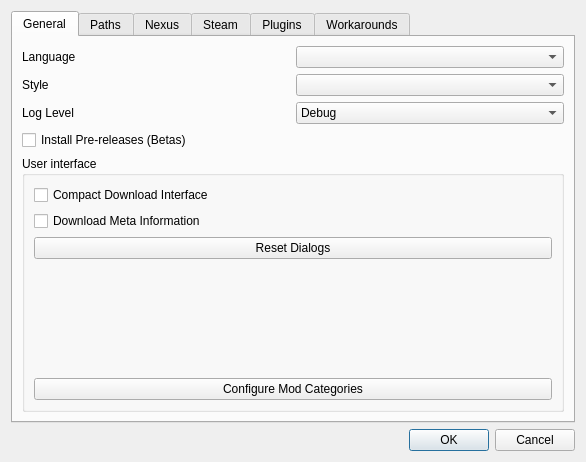
Qt form modorganizer/src/settingsdialog.ui (Holt59/mo2-merge) before a commit.
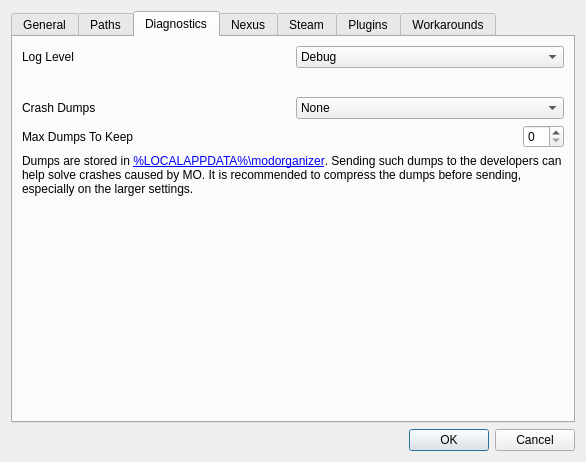
The same form after that commit. The open tabs and pages were chosen to show the change. Icons and pictures are not drawn.

Commit message: [modorganizer] new diagnostics settings dialog tab

Patch:
```diff
--- a/modorganizer/src/settingsdialog.ui
+++ b/modorganizer/src/settingsdialog.ui
@@ -70,48 +70,6 @@
          </item>
         </layout>
        </item>
-       <item>
-        <layout class="QHBoxLayout" name="horizontalLayout_6">
-         <item>
-          <widget class="QLabel" name="label_12">
-           <property name="text">
-            <string>Log Level</string>
-           </property>
-          </widget>
-         </item>
-         <item>
-          <widget class="QComboBox" name="logLevelBox">
-           <property name="toolTip">
-            <string>Decides the amount of data printed to &quot;ModOrganizer.log&quot;</string>
-           </property>
-           <property name="whatsThis">
-            <string>Decides the amount of data printed to &quot;ModOrganizer.log&quot;.
-&quot;Debug&quot; produces very useful information for finding problems. There is usually no noteworthy performance impact but the file may become rather large. If this is a problem you may prefer the &quot;Info&quot; level for regluar use. On the &quot;Error&quot; level the log file usually remains empty.</string>
-           </property>
-           <item>
-            <property name="text">
-             <string>Debug</string>
-            </property>
-           </item>
-           <item>
-            <property name="text">
-             <string>Info</string>
-            </property>
-           </item>
-           <item>
-            <property name="text">
-             <string>Warning</string>
-            </property>
-           </item>
-           <item>
-            <property name="text">
-             <string>Error</string>
-            </property>
-           </item>
-          </widget>
-         </item>
-        </layout>
-       </item>
        <item>
         <widget class="QCheckBox" name="usePrereleaseBox">
          <property name="toolTip">
@@ -378,7 +336,188 @@
        </item>
       </layout>
      </widget>
-     <widget class="QWidget" name="nexusTab">
+      <widget class="QWidget" name="diagnosticsTab">
+        <attribute name="title">
+          <string>Diagnostics</string>
+        </attribute>
+        <layout class="QGridLayout" name="gridLayout_4">
+          <item row="0" column="0">
+            <layout class="QHBoxLayout" name="horizontalLayout_6">
+              <item>
+                <widget class="QLabel" name="label_12">
+                  <property name="text">
+                    <string>Log Level</string>
+                  </property>
+                </widget>
+              </item>
+              <item>
+                <widget class="QComboBox" name="logLevelBox">
+                  <property name="toolTip">
+                    <string>Decides the amount of data printed to &quot;ModOrganizer.log&quot;</string>
+                  </property>
+                  <property name="whatsThis">
+                    <string>
+                      Decides the amount of data printed to &quot;ModOrganizer.log&quot;.
+                      &quot;Debug&quot; produces very useful information for finding problems. There is usually no noteworthy performance impact but the file may become rather large. If this is a problem you may prefer the &quot;Info&quot; level for regluar use. On the &quot;Error&quot; level the log file usually remains empty.
+                    </string>
+                  </property>
+                  <item>
+                    <property name="text">
+                      <string>Debug</string>
+                    </property>
+                  </item>
+                  <item>
+                    <property name="text">
+                      <string>Info (recommended)</string>
+                    </property>
+                  </item>
+                  <item>
+                    <property name="text">
+                      <string>Warning</string>
+                    </property>
+                  </item>
+                  <item>
+                    <property name="text">
+                      <string>Error</string>
+                    </property>
+                  </item>
+                </widget>
+              </item>
+            </layout>
+          </item>
+          <item row="1" column="0">
+            <spacer name="verticalSpacer_9">
+              <property name="orientation">
+                <enum>Qt::Vertical</enum>
+              </property>
+              <property name="sizeHint" stdset="0">
+                <size>
+                  <width>20</width>
+                  <height>40</height>
+                </size>
+              </property>
+            </spacer>
+          </item>
+          <item row="2" column="0">
+            <layout class="QHBoxLayout" name="horizontalLayout_12">
+              <item>
+                <widget class="QLabel" name="label_27">
+                  <property name="text">
+                    <string>Crash Dumps</string>
+                  </property>
+                </widget>
+              </item>
+              <item>
+                <widget class="QComboBox" name="dumpsTypeBox">
+                  <property name="toolTip">
+                    <string>Decides which type of crash dumps are collected when injected processes crash.</string>
+                  </property>
+                  <property name="whatsThis">
+                    <string>
+                      Decides which type of crash dumps are collected when injected processes crash.
+                      &quot;None&quot; Disables the generation of crash dumps by MO.
+                      &quot;Mini&quot; Default level which generates small dumps (only stack traces).
+                      &quot;Data&quot; Much larger dumps with additional information which may be need (also data segments).
+                      &quot;Full&quot; Even larger dumps with a full memory dump of the process.
+                    </string>
+                  </property>
+                  <item>
+                    <property name="text">
+                      <string>None</string>
+                    </property>
+                  </item>
+                  <item>
+                    <property name="text">
+                      <string>Mini (recommended)</string>
+                    </property>
+                  </item>
+                  <item>
+                    <property name="text">
+                      <string>Data</string>
+                    </property>
+                  </item>
+                  <item>
+                    <property name="text">
+                      <string>Full</string>
+                    </property>
+                  </item>
+                </widget>
+              </item>
+            </layout>
+          </item>
+          <item row="3" column="0">
+            <layout class="QHBoxLayout" name="horizontalLayout_13">
+              <item>
+                <widget class="QLabel" name="label_28">
+                  <property name="text">
+                    <string>Max Dumps To Keep</string>
+                  </property>
+                </widget>
+              </item>
+              <item>
+                <spacer name="horizontalSpacer_6">
+                  <property name="orientation">
+                    <enum>Qt::Horizontal</enum>
+                  </property>
+                  <property name="sizeHint" stdset="0">
+                    <size>
+                      <width>60</width>
+                      <height>20</height>
+                    </size>
+                  </property>
+                </spacer>
+              </item>
+              <item>
+                <widget class="QSpinBox" name="dumpsMaxEdit">
+                  <property name="toolTip">
+                    <string>Maximum number of crash dumps to keep on disk. Use 0 for unlimited.</string>
+                  </property>
+                  <property name="whatsThis">
+                    <string>
+                      Maximum number of crash dumps to keep on disk. Use 0 for unlimited.
+                      Set "Crash Dumps" above to None to disable crash dump collection.
+                    </string>
+                  </property>
+                </widget>
+              </item>
+            </layout>
+          </item>
+          <item row="4" column="0">
+            <widget class="QLabel" name="label_29">
+              <property name="text">
+                <string>
+                  Dumps are stored in &lt;a href=&quot;%LOCALAPPDATA%\modorganizer&quot;&gt;%LOCALAPPDATA%\modorganizer&lt;/a&gt;.
+                  Sending such dumps to the developers can help solve crashes caused by MO.
+                  It is recommended to compress the dumps before sending, especially on the larger settings.
+                </string>
+              </property>
+              <property name="wordWrap">
+                <bool>true</bool>
+              </property>
+              <property name="toolTip">
+                <string>Hint: right click link and copy link location</string>
+              </property>
+            </widget>
+          </item>
+          <item row="5" column="0">
+            <spacer name="verticalSpacer_10">
+              <property name="orientation">
+                <enum>Qt::Vertical</enum>
+              </property>
+              <property name="sizeType">
+                <enum>QSizePolicy::Expanding</enum>
+              </property>
+              <property name="sizeHint" stdset="0">
+                <size>
+                  <width>20</width>
+                  <height>232</height>
+                </size>
+              </property>
+            </spacer>
+          </item>
+        </layout>
+      </widget>
+      <widget class="QWidget" name="nexusTab">
       <attribute name="title">
        <string>Nexus</string>
       </attribute>
```
The commit also changes 2 other files.
